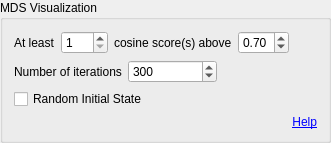
metgem/metgem, file metgem/ui/widgets/mds_options_widget.ui: the form before one commit.
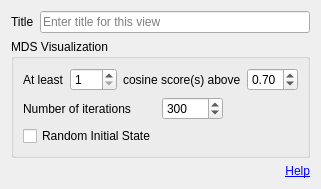
The form after the commit.

Commit message: Add title for each visualization widget

Diff of the .ui file:
```diff
--- a/metgem/ui/widgets/mds_options_widget.ui
+++ b/metgem/ui/widgets/mds_options_widget.ui
@@ -1,33 +1,104 @@
 <?xml version="1.0" encoding="UTF-8"?>
 <ui version="4.0">
- <class>gbOptions</class>
- <widget class="QGroupBox" name="gbOptions">
+ <class>MDSOptionsWidget</class>
+ <widget class="QWidget" name="MDSOptionsWidget">
   <property name="geometry">
    <rect>
     <x>0</x>
     <y>0</y>
-    <width>331</width>
-    <height>114</height>
+    <width>297</width>
+    <height>182</height>
    </rect>
   </property>
+  <property name="windowTitle">
+   <string>MDS Visualization</string>
+  </property>
+  <layout class="QGridLayout" name="gridLayout">
+   <item row="0" column="1">
+    <widget class="QLineEdit" name="editTitle">
+     <property name="toolTip">
+      <string>Title of the visualization (leave blank for default)</string>
+     </property>
+     <property name="maxLength">
+      <number>50</number>
+     </property>
+     <property name="placeholderText">
+      <string>Enter title for this view</string>
+     </property>
+     <property name="clearButtonEnabled">
+      <bool>true</bool>
+     </property>
+    </widget>
+   </item>
+   <item row="0" column="0">
+    <widget class="QLabel" name="lblTitle">
+     <property name="text">
+      <string>Title</string>
+     </property>
+    </widget>
+   </item>
+   <item row="2" column="1">
+    <widget class="QLabel" name="label_9">
+     <property name="text">
+      <string>&lt;a href=&quot;https://scikit-learn.org/stable/modules/generated/sklearn.manifold.MDS.html&quot;&gt;Help&lt;/a&gt;</string>
+     </property>
+     <property name="alignment">
+      <set>Qt::AlignRight|Qt::AlignTrailing|Qt::AlignVCenter</set>
+     </property>
+     <property name="openExternalLinks">
+      <bool>true</bool>
+     </property>
+    </widget>
+   </item>
+   <item row="1" column="0" colspan="2">
+    <widget class="QGroupBox" name="gbOptions">
   <property name="title">
    <string>MDS Visualization</string>
   </property>
-  <layout class="QGridLayout" name="gridLayout_3">
-   <item row="3" column="0">
-    <widget class="QLabel" name="label_6">
-     <property name="text">
-      <string>Number of iterations</string>
-     </property>
-    </widget>
-   </item>
-   <item row="4" column="0" colspan="4">
+     <layout class="QGridLayout" name="gridLayout_2">
+      <item row="2" column="0">
     <widget class="QCheckBox" name="chkRandomState">
      <property name="text">
       <string>Random Initial State</string>
      </property>
     </widget>
    </item>
+      <item row="1" column="0">
+       <widget class="QLabel" name="label_6">
+        <property name="text">
+         <string>Number of iterations</string>
+        </property>
+       </widget>
+      </item>
+      <item row="1" column="1">
+       <widget class="QSpinBox" name="spinNumIterations">
+        <property name="minimum">
+         <number>1</number>
+        </property>
+        <property name="maximum">
+         <number>10000</number>
+        </property>
+        <property name="singleStep">
+         <number>0</number>
+        </property>
+        <property name="value">
+         <number>300</number>
+        </property>
+       </widget>
+      </item>
+      <item row="1" column="2">
+       <spacer name="horizontalSpacer_2">
+        <property name="orientation">
+         <enum>Qt::Horizontal</enum>
+        </property>
+        <property name="sizeHint" stdset="0">
+         <size>
+          <width>40</width>
+          <height>20</height>
+         </size>
+        </property>
+       </spacer>
+      </item>
    <item row="0" column="0" colspan="3">
     <layout class="QHBoxLayout" name="horizontalLayout_2">
      <item>
@@ -82,35 +153,9 @@
      </item>
     </layout>
    </item>
-   <item row="3" column="1">
-    <widget class="QSpinBox" name="spinNumIterations">
-     <property name="minimum">
-      <number>1</number>
-     </property>
-     <property name="maximum">
-      <number>10000</number>
-     </property>
-     <property name="singleStep">
-      <number>0</number>
-     </property>
-     <property name="value">
-      <number>300</number>
-     </property>
+     </layout>
     </widget>
    </item>
-   <item row="5" column="0" colspan="4">
-    <widget class="QLabel" name="label_9">
-     <property name="text">
-      <string>&lt;a href=&quot;https://scikit-learn.org/stable/modules/generated/sklearn.manifold.MDS.html&quot;&gt;Help&lt;/a&gt;</string>
-     </property>
-     <property name="alignment">
-      <set>Qt::AlignRight|Qt::AlignTrailing|Qt::AlignVCenter</set>
-     </property>
-     <property name="openExternalLinks">
-      <bool>true</bool>
-     </property>
-    </widget>
-   </item>
   </layout>
  </widget>
  <tabstops>
```
Left out of the diff: 4 changed lines with no effect on the pictures. Lines whose indentation alone changed are shown as unchanged. The commit also changes 9 other files.
